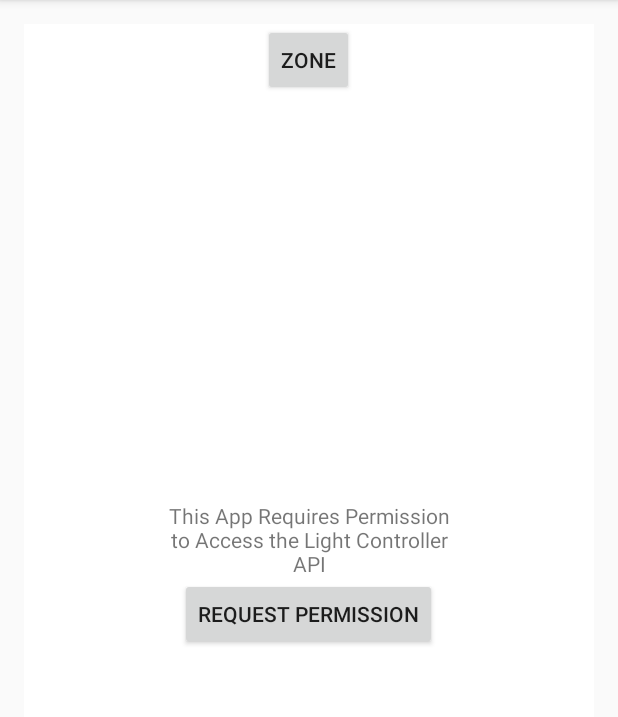
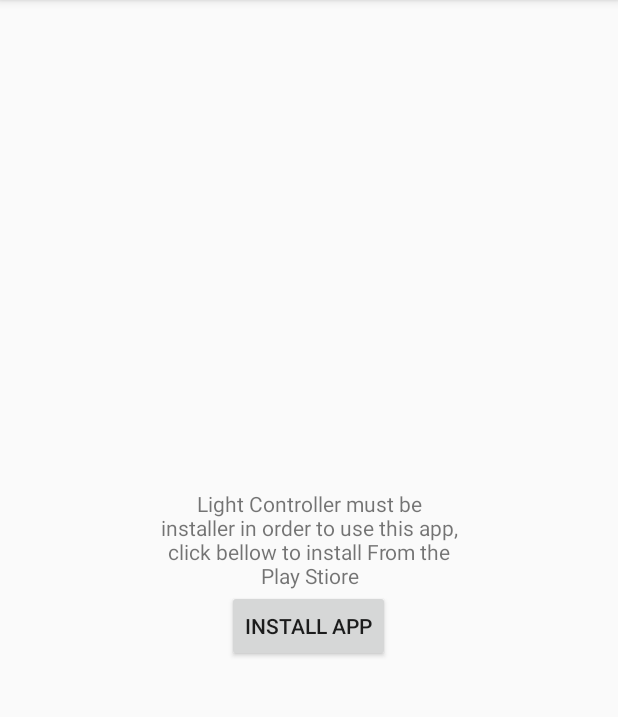
Before and after one commit to eliotstocker/Light-ControllerAPI, an Android app: the screen it shows after launch (TestActivity), on a phone screen of 412 x 824 dp, the part 84-801 px from its top. Run offline under Robolectric (Android 15) with nearby library versions, the phone set to English and light mode, and no system bars.

Commit message:
some small changes to the Example and Readme

```diff
--- a/example/src/main/java/tv/piratemedia/lightcontrollerapiexample/TestActivity.java
+++ b/example/src/main/java/tv/piratemedia/lightcontrollerapiexample/TestActivity.java
@@ -1,5 +1,6 @@
 package tv.piratemedia.lightcontrollerapiexample;
 
+import android.content.Context;
 import android.content.Intent;
 import android.support.v7.app.ActionBarActivity;
 import android.os.Bundle;
@@ -31,7 +32,21 @@
         try {
             api = new LightControllerAPI(this);
         } catch(LightControllerException e) {
-            e.printStackTrace();
+            final Context _this = this;
+            LinearLayout view = (LinearLayout)findViewById(R.id.install_app);
+            Button install = (Button)findViewById(R.id.install_button);
+            view.setVisibility(View.VISIBLE);
+            if(e.getCode() == LightControllerException.TYPE_APPLICATION_OLD) {
+                TextView desc = (TextView)findViewById(R.id.install_desc);
+                desc.setText("The Installed Version of Light Controller is too old to use the required APIs for the App, Click bellow to update from the Play Store");
+                install.setText("Update App");
+            }
+            install.setOnClickListener(new View.OnClickListener() {
+                @Override
+                public void onClick(View v) {
+                    LightControllerAPI.getApplicationFromPlayStore(_this);
+                }
+            });
             return;
         }
 
--- a/example/src/main/res/layout/activity_test.xml
+++ b/example/src/main/res/layout/activity_test.xml
@@ -4,6 +4,12 @@
     android:paddingRight="@dimen/activity_horizontal_margin"
     android:paddingTop="@dimen/activity_vertical_margin"
     android:paddingBottom="@dimen/activity_vertical_margin" tools:context=".TestActivity"
+    android:gravity="center_horizontal">
+
+    <LinearLayout
+        android:orientation="vertical"
+        android:layout_width="fill_parent"
+        android:layout_height="fill_parent"
         android:gravity="center_horizontal">
 
         <Button
@@ -13,7 +19,8 @@
             android:text="zone"
             android:id="@+id/zone"
             android:layout_marginBottom="30dp"
-        android:layout_centerHorizontal="true" />
+            android:layout_centerHorizontal="true"
+            android:layout_alignParentTop="false" />
 
         <TextView
             android:layout_width="match_parent"
@@ -75,21 +82,22 @@
                 android:text="White"
                 android:id="@+id/white" />
         </LinearLayout>
+    </LinearLayout>
 
     <LinearLayout
         android:orientation="vertical"
         android:layout_width="fill_parent"
         android:layout_height="fill_parent"
-        android:background="#FFFFFF"
+        android:background="@color/background_material_light"
         android:gravity="center"
         android:focusableInTouchMode="false"
-        android:id="@+id/perm_request">
+        android:id="@+id/perm_request"
+        android:visibility="visible">
 
         <TextView
             android:layout_width="200dp"
             android:layout_height="wrap_content"
             android:text="This App Requires Permission to Access the Light Controller API"
-            android:id="@+id/textView"
             android:gravity="center" />
 
         <Button
@@ -99,4 +107,27 @@
             android:id="@+id/perm_button" />
     </LinearLayout>
 
+    <LinearLayout
+        android:orientation="vertical"
+        android:layout_width="fill_parent"
+        android:layout_height="fill_parent"
+        android:gravity="center"
+        android:id="@+id/install_app"
+        android:background="@color/background_material_light"
+        android:visibility="gone">
+
+        <TextView
+            android:layout_width="200dp"
+            android:layout_height="wrap_content"
+            android:text="Light Controller must be installer in order to use this app, click bellow to install From the Play Stiore"
+            android:id="@+id/install_desc"
+            android:gravity="center" />
+
+        <Button
+            android:layout_width="wrap_content"
+            android:layout_height="wrap_content"
+            android:text="Install App"
+            android:id="@+id/install_button" />
+    </LinearLayout>
+
 </RelativeLayout>
```
Also changed, not shown: example/src/main/res/drawable-hdpi/ic_launcher.png, example/src/main/res/drawable-mdpi/ic_launcher.png, example/src/main/res/drawable-xhdpi/ic_launcher.png, example/src/main/res/drawable-xxhdpi/ic_launcher.png, 1 other file. Lines whose indentation alone changed are shown as unchanged.
